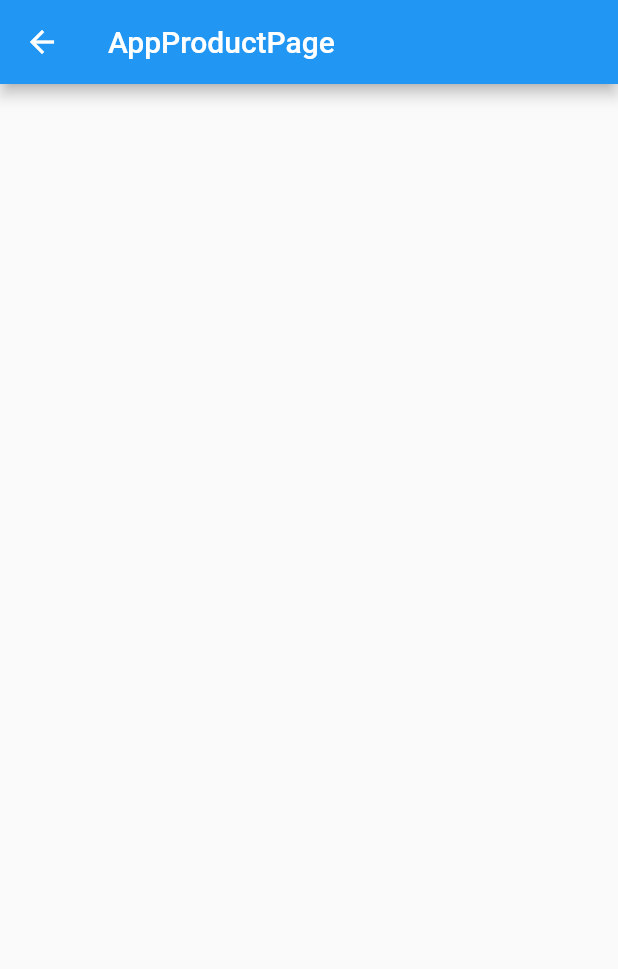
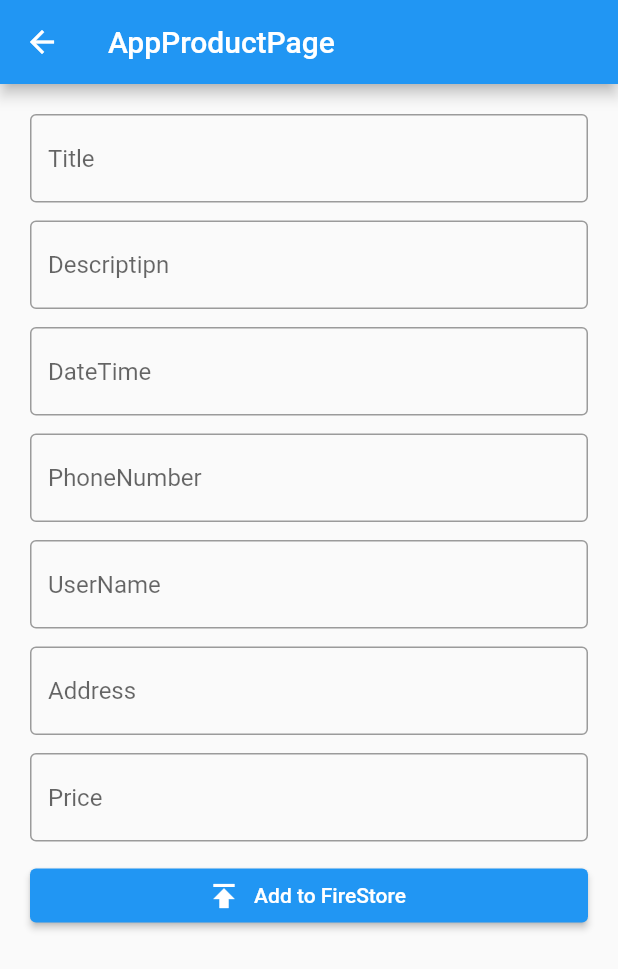
Before and after one commit to aigulsulaimankulova/jarnama_app, a Flutter app: the AppProductPage screen opened directly, on a phone screen of 412 x 824 dp. Shown: the top 969 px of the screen. Run offline on Flutter 3.47's test engine with Material 2 defaults, Android fonts, the phone set to English and light mode, and no system bars; our stand-ins replace firebase_core; accounts and stored records are empty.

Commit message:
app_product_page

```diff
--- a/lib/app_product/page/app_product_page.dart
+++ b/lib/app_product/page/app_product_page.dart
@@ -1,14 +1,86 @@
+import 'package:flutter/cupertino.dart';
 import 'package:flutter/material.dart';
+import 'package:jarnama_app/components/custom_text_field.dart';
 
 class AppProductPage extends StatelessWidget {
   const AppProductPage({Key? key}) : super(key: key);
 
   @override
   Widget build(BuildContext context) {
+    final _title = TextEditingController();
+    final _desc = TextEditingController();
+    final _dateTime = TextEditingController();
+    final __phoneNumber = TextEditingController();
+    final __userName = TextEditingController();
+    final __address = TextEditingController();
+    final _price = TextEditingController();
+
     return Scaffold(
       appBar: AppBar(
         title: Text('AppProductPage'),
       ),
+      body: ListView(padding: EdgeInsets.fromLTRB(20, 20, 20, 20), children: [
+        CustomTextField(
+          controller: _title,
+          hintText: 'Title',
+        ),
+        const SizedBox(height: 12),
+        CustomTextField(
+          controller: _desc,
+          hintText: 'Descriptipn',
+        ),
+        const SizedBox(height: 12),
+        CustomTextField(
+          controller: _dateTime,
+          hintText: 'DateTime',
+          focusNode: FocusNode(),
+          onTap: () async {
+            showCupertinoModalPopup(
+              context: context,
+              builder: (BuildContext builder) {
+                return Container(
+                  height: MediaQuery.of(context).copyWith().size.height * 0.25,
+                  color: Colors.white,
+                  child: CupertinoDatePicker(
+                    mode: CupertinoDatePickerMode.date,
+                    onDateTimeChanged: (value) {
+                      _dateTime.text = value.toString();
+                    },
+                    initialDateTime: DateTime.now(),
+                    minimumYear: 2000,
+                    maximumYear: 3000,
+                  ),
+                );
+              },
+            );
+          },
+        ),
+        const SizedBox(height: 12),
+        CustomTextField(
+          controller: __phoneNumber,
+          hintText: 'PhoneNumber',
+        ),
+        const SizedBox(height: 12),
+        CustomTextField(
+          controller: __userName,
+          hintText: 'UserName',
+        ),
+        const SizedBox(height: 12),
+        CustomTextField(
+          controller: __address,
+          hintText: 'Address',
+        ),
+        const SizedBox(height: 12),
+        CustomTextField(
+          controller: _price,
+          hintText: 'Price',
+        ),
+        const SizedBox(height: 12),
+        ElevatedButton.icon(
+            onPressed: () {},
+            icon: Icon(Icons.publish),
+            label: Text('Add to FireStore'))
+      ]),
     );
   }
 }
--- /dev/null
+++ b/lib/components/custom_text_field.dart
@@ -0,0 +1,35 @@
+import 'package:flutter/material.dart';
+
+class CustomTextField extends StatelessWidget {
+  const CustomTextField({
+    super.key,
+    this.hintText,
+    this.controller,
+    this.onTap,
+    this.maxLines,
+    this.prefixIcon,
+    this.suffixIcon,
+    this.focusNode,
+  });
+  final String? hintText;
+  final TextEditingController? controller;
+  final void Function()? onTap;
+  final int? maxLines;
+  final Widget? prefixIcon;
+  final Widget? suffixIcon;
+  final FocusNode? focusNode;
+
+  @override
+  Widget build(BuildContext context) {
+    return TextFormField(
+      onTap: onTap,
+      maxLines: maxLines,
+      decoration: InputDecoration(
+        prefixIcon: prefixIcon,
+        hintText: hintText ?? '',
+        suffixIcon: suffixIcon,
+        border: OutlineInputBorder(),
+      ),
+    );
+  }
+}
--- /dev/null
+++ b/lib/model/product_model.dart
@@ -0,0 +1,57 @@
+// ignore_for_file: public_member_api_docs, sort_constructors_first
+import 'dart:convert';
+
+class Product {
+  const Product({
+    this.image,
+    required this.title,
+    required this.description,
+    required this.datetime,
+    required this.phoneNumber,
+    required this.userName,
+    required this.address,
+    required this.prices,
+  });
+
+  final List<String>? image;
+  final String title;
+  final String description;
+  final String datetime;
+  final String phoneNumber;
+  final String userName;
+  final String address;
+  final String prices;
+
+  Map<String, dynamic> toMap() {
+    return <String, dynamic>{
+      'image': image,
+      'title': title,
+      'description': description,
+      'datetime': datetime,
+      'phoneNumber': phoneNumber,
+      'userName': userName,
+      'address': address,
+      'prices': prices,
+    };
+  }
+
+  factory Product.fromMap(Map<String, dynamic> map) {
+    return Product(
+      image: map['image'] != null
+          ? List<String>.from((map['image'] as List<String>))
+          : null,
+      title: map['title'] as String,
+      description: map['description'] as String,
+      datetime: map['datetime'] as String,
+      phoneNumber: map['phoneNumber'] as String,
+      userName: map['userName'] as String,
+      address: map['address'] as String,
+      prices: map['prices'] as String,
+    );
+  }
+
+  String toJson() => json.encode(toMap());
+
+  factory Product.fromJson(String source) =>
+      Product.fromMap(json.decode(source) as Map<String, dynamic>);
+}
```
Also changed, not shown: 1 other file.
